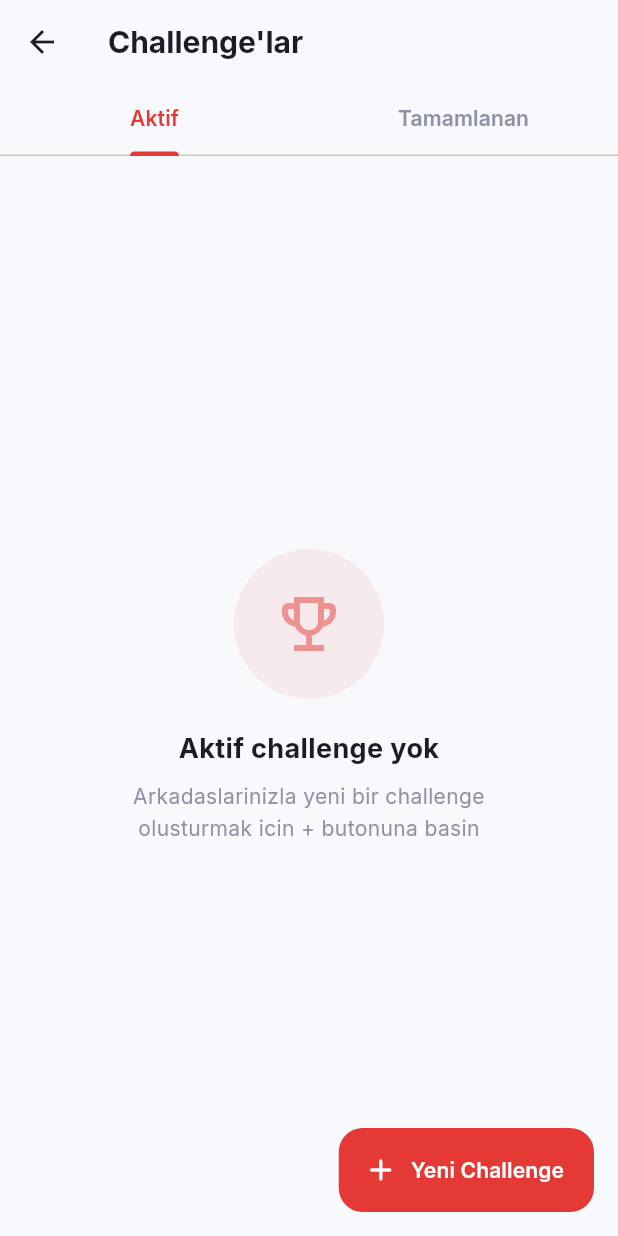
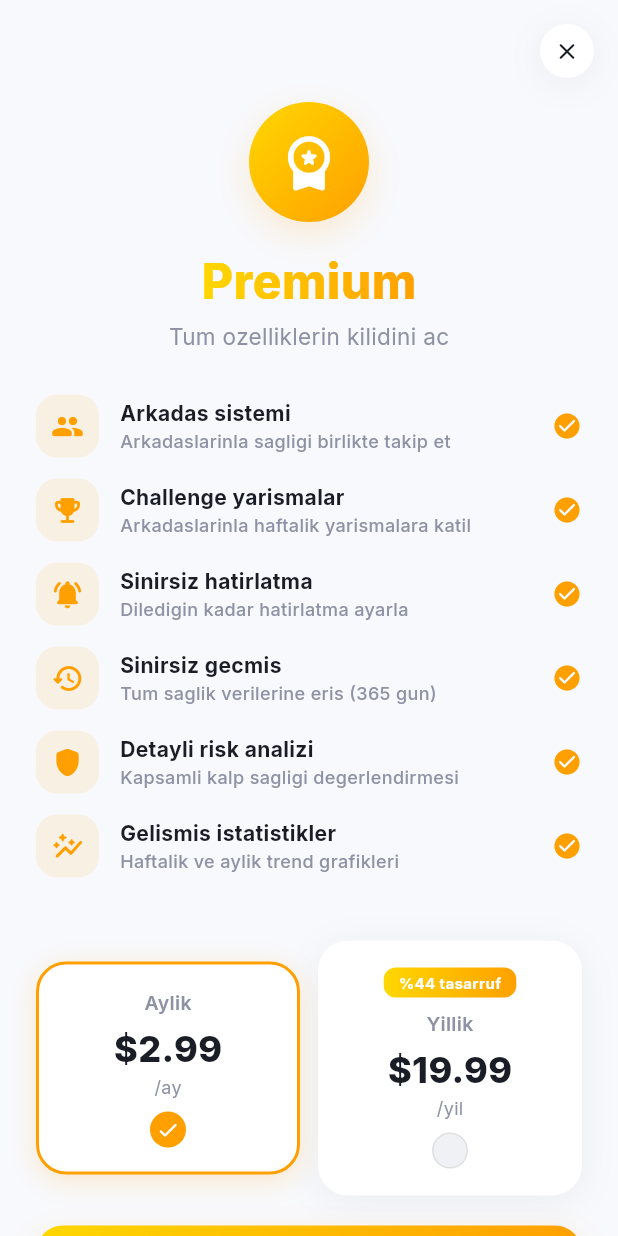
Before and after one commit to hipokrat-dev/kalp-sagligi, a Flutter app: the HomeScreen screen opened directly, after a tap on "Challenge", on a phone screen of 412 x 824 dp. Run offline on Flutter 3.47's test engine with Material 3 defaults, Android fonts, the phone set to English and light mode, and no system bars; our stand-ins replace audioplayers, cloud_firestore, firebase_auth, firebase_core, flutter_local_notifications, google_fonts and 4 more; missing offline and left inert: health; accounts and stored records are empty.

Commit message:
Freemium sistemi: ucretsiz ve premium plan
PremiumService:
- Google Play Billing entegrasyonu (in_app_purchase)
- Firestore'da isPremium, premiumExpiresAt alanlari
- Otomatik suresi dolan abonelik kontrolu
- Premium status stream (real-time UI guncelleme)
- Aylik ($2.99) ve yillik ($19.99, %44 tasarruf) planlar
- Satin alim geri yukleme
- Test icin grant/revoke metodlari

Premium ekrani:
- Altin gradient tema
- 6 premium ozellik listesi (check ikonu ile)
- Plan secim kartlari (aylik/yillik, radio secim)
- Gradient satin alma butonu
- Geri yukleme ve abonelik sartlari

Ucretsiz plan sinirlari:
- Temel takip (adim, su, sigara, VKI)
- Gunluk 3 hatirlatma
- 7 gunluk gecmis

Premium plan:
- Arkadas sistemi (Sosyal sekmesi kilitli)
- Challenge yarismalar (kilit ikonu)
- Sinirsiz hatirlatma
- 365 gun gecmis
- Detayli risk analizi

UI entegrasyonu:
- Sosyal sekmesinde altin kilit badge'i
- Challenge butonunda kilit ikonu
- Ayarlar'da altin gradient Premium banner
- Premium uyelere "Premium Uye" badge'i
- PremiumGate widget (kilitli icerik overlay)
- PremiumBadge widget (kucuk kilit badge)

Co-Authored-By: Claude Opus 4.6 (1M context) <noreply@anthropic.com>

```diff
--- a/lib/main.dart
+++ b/lib/main.dart
@@ -5,6 +5,7 @@ import 'screens/main_shell.dart';
 import 'screens/login_screen.dart';
 import 'services/auth_service.dart';
 import 'services/notification_service.dart';
+import 'services/premium_service.dart';
 import 'theme/app_theme.dart';
 
 void main() async {
@@ -20,6 +21,9 @@ void main() async {
   await AuthService.instance.init();
 
   final autoLoggedIn = await AuthService.instance.tryAutoLogin();
+  if (autoLoggedIn) {
+    await PremiumService.instance.init();
+  }
 
   runApp(KalpSagligiApp(isLoggedIn: autoLoggedIn));
 }
--- a/lib/screens/home_screen.dart
+++ b/lib/screens/home_screen.dart
@@ -9,6 +9,8 @@ import 'water_screen.dart';
 import 'smoking_screen.dart';
 import 'blood_pressure_screen.dart';
 import 'challenges_screen.dart';
+import 'premium_screen.dart';
+import '../services/premium_service.dart';
 
 class HomeScreen extends StatefulWidget {
   const HomeScreen({super.key});
@@ -321,7 +323,14 @@ class _HomeScreenState extends State<HomeScreen> with SingleTickerProviderStateM
                         icon: Icons.emoji_events_rounded,
                         label: 'Challenge',
                         gradient: AppTheme.orangeGradient,
-                        onTap: () => _navigateAndRefresh(const ChallengesScreen()),
+                        locked: !PremiumService.instance.isPremium,
+                        onTap: () {
+                          if (!PremiumService.instance.isPremium) {
+                            Navigator.push(context, MaterialPageRoute(builder: (_) => const PremiumScreen()));
+                          } else {
+                            _navigateAndRefresh(const ChallengesScreen());
+                          }
+                        },
                       ),
                     ),
                   ],
@@ -345,6 +354,7 @@ class _HomeScreenState extends State<HomeScreen> with SingleTickerProviderStateM
     required String label,
     required LinearGradient gradient,
     required VoidCallback onTap,
+    bool locked = false,
   }) {
     return GestureDetector(
       onTap: onTap,
@@ -361,6 +371,10 @@ class _HomeScreenState extends State<HomeScreen> with SingleTickerProviderStateM
             Icon(icon, color: Colors.white, size: 20),
             const SizedBox(width: 8),
             Text(label, style: GoogleFonts.inter(color: Colors.white, fontWeight: FontWeight.w700, fontSize: 14)),
+            if (locked) ...[
+              const SizedBox(width: 6),
+              const Icon(Icons.lock_rounded, color: Colors.white70, size: 14),
+            ],
           ],
         ),
       ),
--- /dev/null
+++ b/lib/screens/premium_screen.dart
@@ -0,0 +1,247 @@
+import 'package:flutter/material.dart';
+import 'package:google_fonts/google_fonts.dart';
+import '../theme/app_theme.dart';
+import '../services/premium_service.dart';
+
+class PremiumScreen extends StatefulWidget {
+  const PremiumScreen({super.key});
+
+  @override
+  State<PremiumScreen> createState() => _PremiumScreenState();
+}
+
+class _PremiumScreenState extends State<PremiumScreen> {
+  bool _loading = false;
+  int _selectedPlan = 0; // 0=monthly, 1=yearly
+
+  void _purchase() async {
+    setState(() => _loading = true);
+    final success = _selectedPlan == 0
+        ? await PremiumService.instance.purchaseMonthly()
+        : await PremiumService.instance.purchaseYearly();
+    setState(() => _loading = false);
+
+    if (!mounted) return;
+    if (success) {
+      Navigator.pop(context, true);
+    }
+  }
+
+  @override
+  Widget build(BuildContext context) {
+    return Scaffold(
+      backgroundColor: AppTheme.background,
+      body: SafeArea(
+        child: SingleChildScrollView(
+          child: Column(
+            children: [
+              // Close button
+              Align(
+                alignment: Alignment.topRight,
+                child: Padding(
+                  padding: const EdgeInsets.all(16),
+                  child: GestureDetector(
+                    onTap: () => Navigator.pop(context),
+                    child: Container(
+                      width: 36, height: 36,
+                      decoration: BoxDecoration(
+                        color: Colors.white,
+                        shape: BoxShape.circle,
+                        boxShadow: AppTheme.cardShadow,
+                      ),
+                      child: const Icon(Icons.close_rounded, size: 18, color: AppTheme.textDark),
+                    ),
+                  ),
+                ),
+              ),
+
+              // Header
+              Container(
+                width: 80, height: 80,
+                decoration: BoxDecoration(
+                  gradient: const LinearGradient(
+                    colors: [Color(0xFFFFD700), Color(0xFFFFA000)],
+                    begin: Alignment.topLeft,
+                    end: Alignment.bottomRight,
+                  ),
+                  shape: BoxShape.circle,
+                  boxShadow: AppTheme.softShadow(const Color(0xFFFFA000)),
+                ),
+                child: const Icon(Icons.workspace_premium_rounded, size: 42, color: Colors.white),
+              ),
+              const SizedBox(height: 16),
+              ShaderMask(
+                shaderCallback: (bounds) => const LinearGradient(
+                  colors: [Color(0xFFFFD700), Color(0xFFFFA000)],
+                ).createShader(bounds),
+                child: Text('Premium', style: GoogleFonts.inter(fontSize: 32, fontWeight: FontWeight.w800, color: Colors.white)),
+              ),
+              const SizedBox(height: 4),
+              Text('Tum ozelliklerin kilidini ac', style: GoogleFonts.inter(color: AppTheme.textLight, fontSize: 15)),
+              const SizedBox(height: 28),
+
+              // Features
+              Padding(
+                padding: const EdgeInsets.symmetric(horizontal: 24),
+                child: Column(
+                  children: [
+                    _buildFeatureRow(Icons.people_rounded, 'Arkadas sistemi', 'Arkadaslarinla sagligi birlikte takip et'),
+                    _buildFeatureRow(Icons.emoji_events_rounded, 'Challenge yarismalar', 'Arkadaslarinla haftalik yarismalara katil'),
+                    _buildFeatureRow(Icons.notifications_active_rounded, 'Sinirsiz hatirlatma', 'Diledigin kadar hatirlatma ayarla'),
+                    _buildFeatureRow(Icons.history_rounded, 'Sinirsiz gecmis', 'Tum saglik verilerine eris (365 gun)'),
+                    _buildFeatureRow(Icons.shield_rounded, 'Detayli risk analizi', 'Kapsamli kalp sagligi degerlendirmesi'),
+                    _buildFeatureRow(Icons.auto_graph_rounded, 'Gelismis istatistikler', 'Haftalik ve aylik trend grafikleri'),
+                  ],
+                ),
+              ),
+              const SizedBox(height: 28),
+
+              // Plan selection
+              Padding(
+                padding: const EdgeInsets.symmetric(horizontal: 24),
+                child: Row(
+                  children: [
+                    Expanded(child: _buildPlanCard(0, 'Aylik', '\$2.99', '/ay', null)),
+                    const SizedBox(width: 12),
+                    Expanded(child: _buildPlanCard(1, 'Yillik', '\$19.99', '/yil', '%44 tasarruf')),
+                  ],
+                ),
+              ),
+              const SizedBox(height: 20),
+
+              // Purchase button
+              Padding(
+                padding: const EdgeInsets.symmetric(horizontal: 24),
+                child: GestureDetector(
+                  onTap: _loading ? null : _purchase,
+                  child: Container(
+                    width: double.infinity,
+                    height: 56,
+                    decoration: BoxDecoration(
+                      gradient: _loading
+                          ? null
+                          : const LinearGradient(colors: [Color(0xFFFFD700), Color(0xFFFFA000)]),
+                      color: _loading ? Colors.grey.shade300 : null,
+                      borderRadius: BorderRadius.circular(18),
+                      boxShadow: _loading ? null : AppTheme.softShadow(const Color(0xFFFFA000)),
+                    ),
+                    child: Center(
+                      child: _loading
+                          ? const SizedBox(width: 24, height: 24, child: CircularProgressIndicator(color: Colors.white, strokeWidth: 2))
+                          : Text(
+                              'Premium\'a Gec',
+                              style: GoogleFonts.inter(color: Colors.white, fontSize: 17, fontWeight: FontWeight.w800),
+                            ),
+                    ),
+                  ),
+                ),
+              ),
+              const SizedBox(height: 12),
+
+              // Restore
+              TextButton(
+                onPressed: () async {
+                  await PremiumService.instance.restorePurchases();
+                  if (mounted && PremiumService.instance.isPremium) {
+                    Navigator.pop(context, true);
+                  }
+                },
+                child: Text('Satin alimi geri yukle', style: GoogleFonts.inter(color: AppTheme.textLight, fontWeight: FontWeight.w600, fontSize: 13)),
+              ),
+
+              // Terms
+              Padding(
+                padding: const EdgeInsets.fromLTRB(24, 4, 24, 24),
+                child: Text(
+                  'Abonelik otomatik yenilenir. Istediginiz zaman Google Play\'den iptal edebilirsiniz.',
+                  textAlign: TextAlign.center,
+                  style: GoogleFonts.inter(fontSize: 11, color: AppTheme.textLight),
+                ),
+              ),
+            ],
+          ),
+        ),
+      ),
+    );
+  }
+
+  Widget _buildFeatureRow(IconData icon, String title, String desc) {
+    return Padding(
+      padding: const EdgeInsets.only(bottom: 14),
+      child: Row(
+        children: [
+          Container(
+            width: 42, height: 42,
+            decoration: BoxDecoration(
+              color: const Color(0xFFFFA000).withValues(alpha: 0.1),
+              borderRadius: BorderRadius.circular(14),
+            ),
+            child: Icon(icon, color: const Color(0xFFFFA000), size: 22),
+          ),
+          const SizedBox(width: 14),
+          Expanded(
+            child: Column(
+              crossAxisAlignment: CrossAxisAlignment.start,
+              children: [
+                Text(title, style: GoogleFonts.inter(fontWeight: FontWeight.w700, fontSize: 14, color: AppTheme.textDark)),
+                Text(desc, style: GoogleFonts.inter(fontSize: 12, color: AppTheme.textLight, fontWeight: FontWeight.w500)),
+              ],
+            ),
+          ),
+          const Icon(Icons.check_circle_rounded, color: Color(0xFFFFA000), size: 20),
+        ],
+      ),
+    );
+  }
+
+  Widget _buildPlanCard(int index, String name, String price, String period, String? badge) {
+    final selected = _selectedPlan == index;
+    return GestureDetector(
+      onTap: () => setState(() => _selectedPlan = index),
+      child: AnimatedContainer(
+        duration: const Duration(milliseconds: 200),
+        padding: const EdgeInsets.all(16),
+        decoration: BoxDecoration(
+          color: Colors.white,
+          borderRadius: BorderRadius.circular(20),
+          border: Border.all(
+            color: selected ? const Color(0xFFFFA000) : Colors.transparent,
+            width: 2,
+          ),
+          boxShadow: selected
+              ? [BoxShadow(color: const Color(0xFFFFA000).withValues(alpha: 0.2), blurRadius: 16, offset: const Offset(0, 4))]
+              : AppTheme.cardShadow,
+        ),
+        child: Column(
+          children: [
+            if (badge != null) ...[
+              Container(
+                padding: const EdgeInsets.symmetric(horizontal: 10, vertical: 3),
+                decoration: BoxDecoration(
+                  gradient: const LinearGradient(colors: [Color(0xFFFFD700), Color(0xFFFFA000)]),
+                  borderRadius: BorderRadius.circular(8),
+                ),
+                child: Text(badge, style: GoogleFonts.inter(color: Colors.white, fontSize: 10, fontWeight: FontWeight.w700)),
+              ),
+              const SizedBox(height: 8),
+            ],
+            Text(name, style: GoogleFonts.inter(fontWeight: FontWeight.w600, color: AppTheme.textLight, fontSize: 13)),
+            const SizedBox(height: 4),
+            Text(price, style: GoogleFonts.inter(fontSize: 24, fontWeight: FontWeight.w800, color: AppTheme.textDark)),
+            Text(period, style: GoogleFonts.inter(fontSize: 12, color: AppTheme.textLight)),
+            const SizedBox(height: 8),
+            Container(
+              width: 24, height: 24,
+              decoration: BoxDecoration(
+                shape: BoxShape.circle,
+                color: selected ? const Color(0xFFFFA000) : AppTheme.inputFill,
+                border: selected ? null : Border.all(color: Colors.grey.shade300),
+              ),
+              child: selected ? const Icon(Icons.check_rounded, color: Colors.white, size: 16) : null,
+            ),
+          ],
+        ),
+      ),
+    );
+  }
+}
--- a/pubspec.yaml
+++ b/pubspec.yaml
@@ -47,6 +47,7 @@ dependencies:
   firebase_core: ^4.5.0
   firebase_auth: ^6.2.0
   cloud_firestore: ^6.1.3
+  in_app_purchase: ^3.2.3
 
 dev_dependencies:
   flutter_test:
```
Also changed, not shown: lib/screens/main_shell.dart (+23 -8 lines), lib/screens/settings_screen.dart (+64 -1 lines), lib/services/premium_service.dart (added, +163 -0 lines), lib/widgets/premium_gate.dart (added, +101 -0 lines), pubspec.lock, 2 other files.
